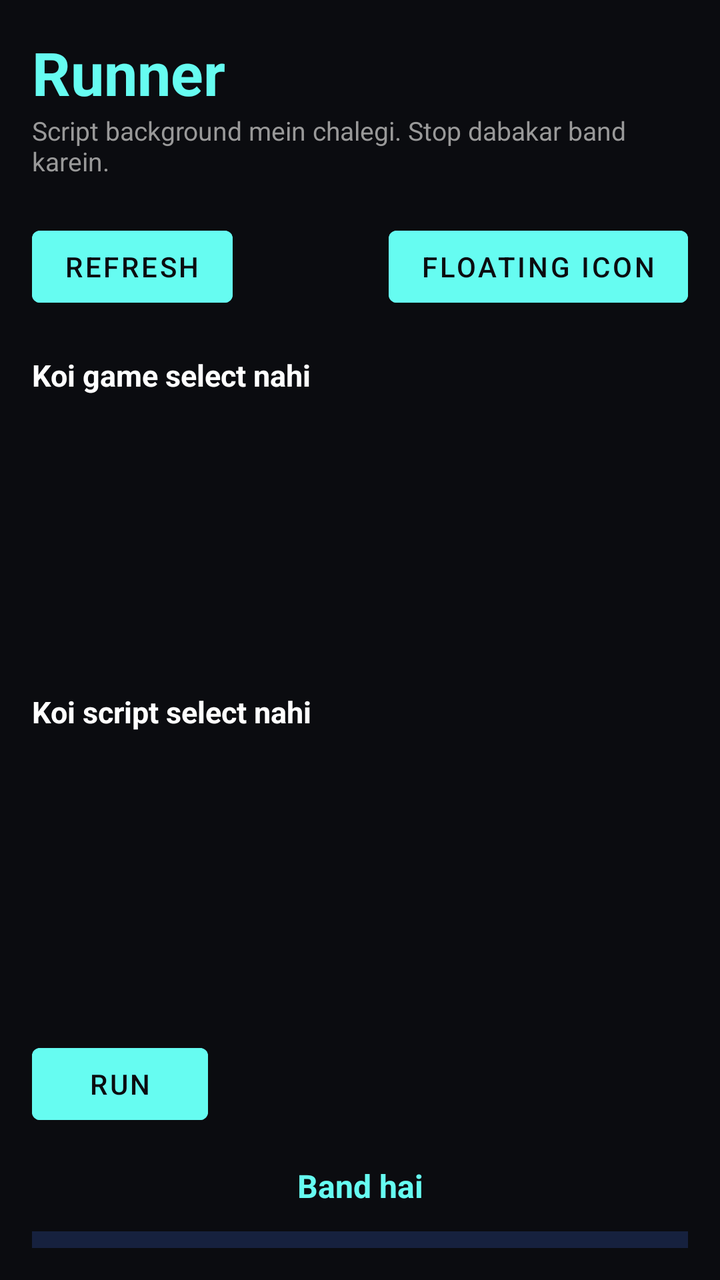
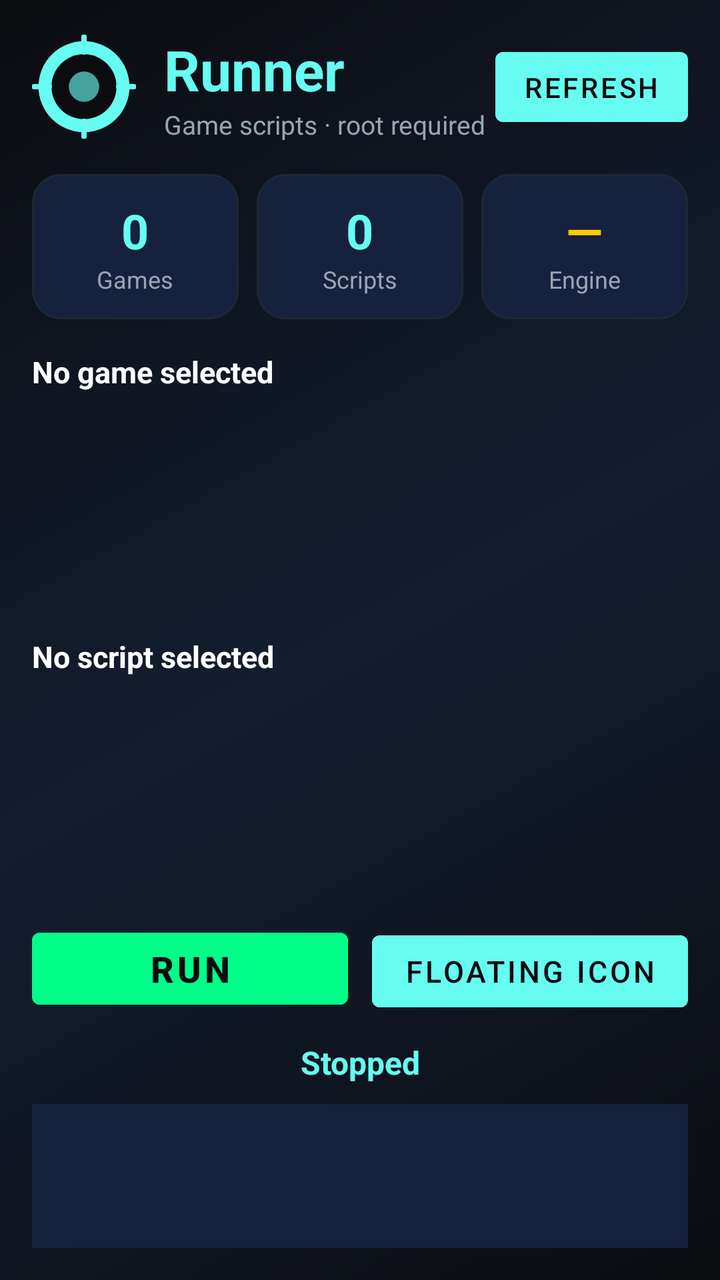

Before-and-after screenshots of an Android layout around one commit, followed by the original layout XML and the change that was made.
<!-- AndroidManifest.xml: application theme Theme.App -->
<!-- res/layout/activity_main.xml -->
<?xml version="1.0" encoding="utf-8"?>
<androidx.constraintlayout.widget.ConstraintLayout xmlns:android="http://schemas.android.com/apk/res/android"
    xmlns:app="http://schemas.android.com/apk/res-auto"
    android:layout_width="match_parent"
    android:layout_height="match_parent"
    android:padding="16dp">

    <TextView
        android:id="@+id/title"
        android:layout_width="wrap_content"
        android:layout_height="wrap_content"
        android:text="@string/app_name"
        android:textColor="#66fcf1"
        android:textSize="30sp"
        android:textStyle="bold"
        app:layout_constraintTop_toTopOf="parent"
        app:layout_constraintStart_toStartOf="parent" />

    <TextView
        android:id="@+id/subtitle"
        android:layout_width="wrap_content"
        android:layout_height="wrap_content"
        android:text="@string/background_note"
        android:textColor="#999999"
        android:textSize="13sp"
        app:layout_constraintTop_toBottomOf="@id/title"
        app:layout_constraintStart_toStartOf="parent" />

    <Button
        android:id="@+id/btn_refresh"
        android:layout_width="wrap_content"
        android:layout_height="wrap_content"
        android:text="@string/btn_refresh"
        android:textColor="#0b0c10"
        android:backgroundTint="#66fcf1"
        app:layout_constraintTop_toBottomOf="@id/subtitle"
        app:layout_constraintStart_toStartOf="parent"
        android:layout_marginTop="20dp" />

    <Button
        android:id="@+id/btn_start_floating"
        android:layout_width="wrap_content"
        android:layout_height="wrap_content"
        android:text="@string/btn_floating"
        android:textColor="#0b0c10"
        android:backgroundTint="#66fcf1"
        app:layout_constraintTop_toBottomOf="@id/subtitle"
        app:layout_constraintEnd_toEndOf="parent"
        android:layout_marginTop="20dp" />

    <TextView
        android:id="@+id/tv_selected_game"
        android:layout_width="wrap_content"
        android:layout_height="wrap_content"
        android:text="@string/no_game"
        android:textColor="#ffffff"
        android:textSize="15sp"
        android:textStyle="bold"
        app:layout_constraintTop_toBottomOf="@id/btn_refresh"
        app:layout_constraintStart_toStartOf="parent"
        android:layout_marginTop="20dp" />

    <ListView
        android:id="@+id/list_games"
        android:layout_width="0dp"
        android:layout_height="120dp"
        app:layout_constraintTop_toBottomOf="@id/tv_selected_game"
        app:layout_constraintStart_toStartOf="parent"
        app:layout_constraintEnd_toEndOf="parent"
        android:layout_marginTop="8dp" />

    <TextView
        android:id="@+id/tv_selected_script"
        android:layout_width="wrap_content"
        android:layout_height="wrap_content"
        android:text="@string/no_script"
        android:textColor="#ffffff"
        android:textSize="15sp"
        android:textStyle="bold"
        app:layout_constraintTop_toBottomOf="@id/list_games"
        app:layout_constraintStart_toStartOf="parent"
        android:layout_marginTop="20dp" />

    <ListView
        android:id="@+id/list_scripts"
        android:layout_width="0dp"
        android:layout_height="120dp"
        app:layout_constraintTop_toBottomOf="@id/tv_selected_script"
        app:layout_constraintStart_toStartOf="parent"
        app:layout_constraintEnd_toEndOf="parent"
        android:layout_marginTop="8dp" />

    <Button
        android:id="@+id/btn_run"
        android:layout_width="wrap_content"
        android:layout_height="wrap_content"
        android:text="@string/btn_run"
        android:textColor="#0b0c10"
        android:backgroundTint="#66fcf1"
        app:layout_constraintTop_toBottomOf="@id/list_scripts"
        app:layout_constraintStart_toStartOf="parent"
        android:layout_marginTop="24dp" />

    <TextView
        android:id="@+id/tv_status"
        android:layout_width="wrap_content"
        android:layout_height="wrap_content"
        android:text="@string/status_stopped"
        android:textColor="#66fcf1"
        android:textSize="16sp"
        android:textStyle="bold"
        app:layout_constraintTop_toBottomOf="@id/btn_run"
        app:layout_constraintStart_toStartOf="parent"
        app:layout_constraintEnd_toEndOf="parent"
        android:layout_marginTop="16dp" />

    <TextView
        android:id="@+id/log"
        android:layout_width="match_parent"
        android:layout_height="0dp"
        android:text=""
        android:textColor="#888888"
        android:textSize="12sp"
        android:fontFamily="monospace"
        android:scrollbars="vertical"
        app:layout_constraintTop_toBottomOf="@id/tv_status"
        app:layout_constraintStart_toStartOf="parent"
        app:layout_constraintEnd_toEndOf="parent"
        app:layout_constraintBottom_toBottomOf="parent"
        android:layout_marginTop="12dp"
        android:padding="8dp"
        android:background="#16213e" />

</androidx.constraintlayout.widget.ConstraintLayout>
<!-- resources referenced by this layout -->
<resources>
  <string name="app_name">Runner</string>
  <string name="background_note">Script background mein chalegi. Stop dabakar band karein.</string>
  <string name="btn_floating">Floating Icon</string>
  <string name="btn_refresh">Refresh</string>
  <string name="btn_run">Run</string>
  <string name="no_game">Koi game select nahi</string>
  <string name="no_script">Koi script select nahi</string>
  <string name="status_stopped">Band hai</string>
  <style name="Theme.App" parent="Theme.MaterialComponents.DayNight.NoActionBar">
          <item name="colorPrimary">#0b0c10</item>
          <item name="colorPrimaryVariant">#1f2833</item>
          <item name="colorSecondary">#66fcf1</item>
          <item name="android:statusBarColor">#0b0c10</item>
          <item name="android:windowBackground">#0b0c10</item>
      </style>
</resources>

<!-- the commit's change to res/layout/activity_main.xml (unified diff, before → after) -->
@@ -1,134 +1,250 @@
 <?xml version="1.0" encoding="utf-8"?>
-<androidx.constraintlayout.widget.ConstraintLayout xmlns:android="http://schemas.android.com/apk/res/android"
-    xmlns:app="http://schemas.android.com/apk/res-auto"
+<LinearLayout xmlns:android="http://schemas.android.com/apk/res/android"
     android:layout_width="match_parent"
     android:layout_height="match_parent"
+    android:orientation="vertical"
+    android:background="@drawable/bg_gradient"
     android:padding="16dp">
 
-    <TextView
-        android:id="@+id/title"
-        android:layout_width="wrap_content"
-        android:layout_height="wrap_content"
-        android:text="@string/app_name"
-        android:textColor="#66fcf1"
-        android:textSize="30sp"
-        android:textStyle="bold"
-        app:layout_constraintTop_toTopOf="parent"
-        app:layout_constraintStart_toStartOf="parent" />
-
-    <TextView
-        android:id="@+id/subtitle"
-        android:layout_width="wrap_content"
-        android:layout_height="wrap_content"
-        android:text="@string/background_note"
-        android:textColor="#999999"
-        android:textSize="13sp"
-        app:layout_constraintTop_toBottomOf="@id/title"
-        app:layout_constraintStart_toStartOf="parent" />
-
-    <Button
-        android:id="@+id/btn_refresh"
-        android:layout_width="wrap_content"
-        android:layout_height="wrap_content"
-        android:text="@string/btn_refresh"
-        android:textColor="#0b0c10"
-        android:backgroundTint="#66fcf1"
-        app:layout_constraintTop_toBottomOf="@id/subtitle"
-        app:layout_constraintStart_toStartOf="parent"
-        android:layout_marginTop="20dp" />
-
-    <Button
-        android:id="@+id/btn_start_floating"
-        android:layout_width="wrap_content"
-        android:layout_height="wrap_content"
-        android:text="@string/btn_floating"
-        android:textColor="#0b0c10"
-        android:backgroundTint="#66fcf1"
-        app:layout_constraintTop_toBottomOf="@id/subtitle"
-        app:layout_constraintEnd_toEndOf="parent"
-        android:layout_marginTop="20dp" />
-
+    
+    <LinearLayout
+        android:layout_width="match_parent"
+        android:layout_height="wrap_content"
+        android:orientation="horizontal"
+        android:gravity="center_vertical">
+
+        <ImageView
+            android:id="@+id/img_logo"
+            android:layout_width="52dp"
+            android:layout_height="52dp"
+            android:src="@drawable/ic_logo"
+            android:contentDescription="@string/app_name" />
+
+        <LinearLayout
+            android:layout_width="0dp"
+            android:layout_height="wrap_content"
+            android:layout_weight="1"
+            android:orientation="vertical"
+            android:layout_marginStart="14dp">
+
+            <TextView
+                android:layout_width="wrap_content"
+                android:layout_height="wrap_content"
+                android:text="@string/app_name"
+                android:textColor="@color/accent"
+                android:textSize="28sp"
+                android:textStyle="bold" />
+
+            <TextView
+                android:layout_width="wrap_content"
+                android:layout_height="wrap_content"
+                android:text="@string/subtitle"
+                android:textColor="@color/text_secondary"
+                android:textSize="13sp" />
+        </LinearLayout>
+
+        <Button
+            android:id="@+id/btn_refresh"
+            android:layout_width="wrap_content"
+            android:layout_height="wrap_content"
+            android:text="@string/btn_refresh"
+            android:textColor="@color/bg_dark"
+            android:backgroundTint="@color/accent"
+            android:minWidth="0dp"
+            android:minHeight="0dp"
+            android:paddingStart="14dp"
+            android:paddingEnd="14dp"
+            android:paddingTop="8dp"
+            android:paddingBottom="8dp" />
+    </LinearLayout>
+
+    
+    <LinearLayout
+        android:layout_width="match_parent"
+        android:layout_height="wrap_content"
+        android:orientation="horizontal"
+        android:layout_marginTop="16dp">
+
+        <LinearLayout
+            android:layout_width="0dp"
+            android:layout_height="wrap_content"
+            android:layout_weight="1"
+            android:orientation="vertical"
+            android:gravity="center"
+            android:background="@drawable/bg_card"
+            android:padding="12dp"
+            android:layout_marginEnd="6dp">
+
+            <TextView
+                android:id="@+id/tv_stat_games"
+                android:layout_width="wrap_content"
+                android:layout_height="wrap_content"
+                android:text="0"
+                android:textColor="@color/accent"
+                android:textSize="24sp"
+                android:textStyle="bold" />
+
+            <TextView
+                android:layout_width="wrap_content"
+                android:layout_height="wrap_content"
+                android:text="@string/stat_games"
+                android:textColor="@color/text_secondary"
+                android:textSize="12sp" />
+        </LinearLayout>
+
+        <LinearLayout
+            android:layout_width="0dp"
+            android:layout_height="wrap_content"
+            android:layout_weight="1"
+            android:orientation="vertical"
+            android:gravity="center"
+            android:background="@drawable/bg_card"
+            android:padding="12dp"
+            android:layout_marginStart="3dp"
+            android:layout_marginEnd="3dp">
+
+            <TextView
+                android:id="@+id/tv_stat_scripts"
+                android:layout_width="wrap_content"
+                android:layout_height="wrap_content"
+                android:text="0"
+                android:textColor="@color/accent"
+                android:textSize="24sp"
+                android:textStyle="bold" />
+
+            <TextView
+                android:layout_width="wrap_content"
+                android:layout_height="wrap_content"
+                android:text="@string/stat_scripts"
+                android:textColor="@color/text_secondary"
+                android:textSize="12sp" />
+        </LinearLayout>
+
+        <LinearLayout
+            android:layout_width="0dp"
+            android:layout_height="wrap_content"
+            android:layout_weight="1"
+            android:orientation="vertical"
+            android:gravity="center"
+            android:background="@drawable/bg_card"
+            android:padding="12dp"
+            android:layout_marginStart="6dp">
+
+            <TextView
+                android:id="@+id/tv_stat_status"
+                android:layout_width="wrap_content"
+                android:layout_height="wrap_content"
+                android:text="—"
+                android:textColor="@color/warning"
+                android:textSize="24sp"
+                android:textStyle="bold" />
+
+            <TextView
+                android:layout_width="wrap_content"
+                android:layout_height="wrap_content"
+                android:text="@string/stat_status"
+                android:textColor="@color/text_secondary"
+                android:textSize="12sp" />
+        </LinearLayout>
+    </LinearLayout>
+
+    
     <TextView
         android:id="@+id/tv_selected_game"
         android:layout_width="wrap_content"
         android:layout_height="wrap_content"
         android:text="@string/no_game"
-        android:textColor="#ffffff"
+        android:textColor="@color/text_primary"
         android:textSize="15sp"
         android:textStyle="bold"
-        app:layout_constraintTop_toBottomOf="@id/btn_refresh"
-        app:layout_constraintStart_toStartOf="parent"
-        android:layout_marginTop="20dp" />
+        android:layout_marginTop="16dp" />
 
     <ListView
         android:id="@+id/list_games"
-        android:layout_width="0dp"
-        android:layout_height="120dp"
-        app:layout_constraintTop_toBottomOf="@id/tv_selected_game"
-        app:layout_constraintStart_toStartOf="parent"
-        app:layout_constraintEnd_toEndOf="parent"
+        android:layout_width="match_parent"
+        android:layout_height="0dp"
+        android:layout_weight="1"
+        android:divider="@null"
+        android:dividerHeight="0dp"
+        android:listSelector="@android:color/transparent"
         android:layout_marginTop="8dp" />
 
+    
     <TextView
         android:id="@+id/tv_selected_script"
         android:layout_width="wrap_content"
         android:layout_height="wrap_content"
         android:text="@string/no_script"
-        android:textColor="#ffffff"
+        android:textColor="@color/text_primary"
         android:textSize="15sp"
         android:textStyle="bold"
-        app:layout_constraintTop_toBottomOf="@id/list_games"
-        app:layout_constraintStart_toStartOf="parent"
-        android:layout_marginTop="20dp" />
+        android:layout_marginTop="12dp" />
 
     <ListView
         android:id="@+id/list_scripts"
-        android:layout_width="0dp"
-        android:layout_height="120dp"
-        app:layout_constraintTop_toBottomOf="@id/tv_selected_script"
-        app:layout_constraintStart_toStartOf="parent"
-        app:layout_constraintEnd_toEndOf="parent"
+        android:layout_width="match_parent"
+        android:layout_height="0dp"
+        android:layout_weight="1"
+        android:divider="@null"
+        android:dividerHeight="0dp"
+        android:listSelector="@android:color/transparent"
         android:layout_marginTop="8dp" />
 
-    <Button
-        android:id="@+id/btn_run"
-        android:layout_width="wrap_content"
-        android:layout_height="wrap_content"
-        android:text="@string/btn_run"
-        android:textColor="#0b0c10"
-        android:backgroundTint="#66fcf1"
-        app:layout_constraintTop_toBottomOf="@id/list_scripts"
-        app:layout_constraintStart_toStartOf="parent"
-        android:layout_marginTop="24dp" />
-
+    
+    <LinearLayout
+        android:layout_width="match_parent"
+        android:layout_height="wrap_content"
+        android:orientation="horizontal"
+        android:layout_marginTop="12dp">
+
+        <Button
+            android:id="@+id/btn_run"
+            android:layout_width="0dp"
+            android:layout_height="wrap_content"
+            android:layout_weight="1"
+            android:text="@string/btn_run"
+            android:textColor="@color/bg_dark"
+            android:backgroundTint="@color/success"
+            android:textSize="18sp"
+            android:textStyle="bold"
+            android:layout_marginEnd="6dp" />
+
+        <Button
+            android:id="@+id/btn_start_floating"
+            android:layout_width="0dp"
+            android:layout_height="wrap_content"
+            android:layout_weight="1"
+            android:text="@string/btn_floating"
+            android:textColor="@color/bg_dark"
+            android:backgroundTint="@color/accent"
+            android:textSize="15sp"
+            android:layout_marginStart="6dp" />
+    </LinearLayout>
+
+    
     <TextView
         android:id="@+id/tv_status"
-        android:layout_width="wrap_content"
+        android:layout_width="match_parent"
         android:layout_height="wrap_content"
         android:text="@string/status_stopped"
-        android:textColor="#66fcf1"
+        android:textColor="@color/accent"
         android:textSize="16sp"
         android:textStyle="bold"
-        app:layout_constraintTop_toBottomOf="@id/btn_run"
-        app:layout_constraintStart_toStartOf="parent"
-        app:layout_constraintEnd_toEndOf="parent"
-        android:layout_marginTop="16dp" />
-
+        android:gravity="center"
+        android:layout_marginTop="12dp" />
+
+    
     <TextView
         android:id="@+id/log"
         android:layout_width="match_parent"
-        android:layout_height="0dp"
+        android:layout_height="72dp"
         android:text=""
-        android:textColor="#888888"
-        android:textSize="12sp"
+        android:textColor="@color/text_secondary"
+        android:textSize="11sp"
         android:fontFamily="monospace"
         android:scrollbars="vertical"
-        app:layout_constraintTop_toBottomOf="@id/tv_status"
-        app:layout_constraintStart_toStartOf="parent"
-        app:layout_constraintEnd_toEndOf="parent"
-        app:layout_constraintBottom_toBottomOf="parent"
-        android:layout_marginTop="12dp"
         android:padding="8dp"
-        android:background="#16213e" />
-
-</androidx.constraintlayout.widget.ConstraintLayout>
+        android:background="@color/bg_card"
+        android:layout_marginTop="10dp" />
+
+</LinearLayout>
<!-- resource entries referenced after the edit -->
@@ -1,19 +1,79 @@
 <!-- resources referenced by this layout -->
 <resources>
+  <color name="accent">#66fcf1</color>
+  <color name="bg_card">#16213e</color>
+  <color name="bg_dark">#0b0c10</color>
+  <color name="success">#00ff88</color>
+  <color name="text_primary">#ffffff</color>
+  <color name="text_secondary">#9aa5b1</color>
+  <color name="warning">#ffcc00</color>
+  <!-- drawable bg_card (drawable) -->
+  <?xml version="1.0" encoding="utf-8"?>
+  <shape xmlns:android="http://schemas.android.com/apk/res/android"
+      android:shape="rectangle">
+      <solid android:color="@color/bg_card" />
+      <corners android:radius="14dp" />
+      <stroke android:width="1dp" android:color="@color/bg_panel" />
+  </shape>
+  <!-- drawable bg_gradient (drawable) -->
+  <?xml version="1.0" encoding="utf-8"?>
+  <shape xmlns:android="http://schemas.android.com/apk/res/android"
+      android:shape="rectangle">
+      <gradient
+          android:angle="135"
+          android:startColor="#0b0c10"
+          android:centerColor="#141e30"
+          android:endColor="#0b0c10" />
+  </shape>
+  <!-- drawable ic_logo (drawable) -->
+  <?xml version="1.0" encoding="utf-8"?>
+  <vector xmlns:android="http://schemas.android.com/apk/res/android"
+      android:width="96dp"
+      android:height="96dp"
+      android:viewportWidth="96"
+      android:viewportHeight="96">
+      
+      <path
+          android:fillColor="#66fcf1"
+          android:pathData="M48,6 A42,42 0 1,0 48,90 A42,42 0 1,0 48,6 Z" />
+      
+      <path
+          android:fillColor="#0b0c10"
+          android:pathData="M48,18 A30,30 0 1,0 48,78 A30,30 0 1,0 48,18 Z" />
+      
+      <path
+          android:fillColor="#45a29e"
+          android:pathData="M48,34 A14,14 0 1,0 48,62 A14,14 0 1,0 48,34 Z" />
+      
+      <path
+          android:strokeColor="#66fcf1"
+          android:strokeWidth="5"
+          android:strokeLineCap="round"
+          android:pathData="M48,2 L48,16 M48,80 L48,94 M2,48 L16,48 M80,48 L94,48" />
+  </vector>
   <string name="app_name">Runner</string>
-  <string name="background_note">Script background mein chalegi. Stop dabakar band karein.</string>
   <string name="btn_floating">Floating Icon</string>
   <string name="btn_refresh">Refresh</string>
   <string name="btn_run">Run</string>
-  <string name="no_game">Koi game select nahi</string>
-  <string name="no_script">Koi script select nahi</string>
-  <string name="status_stopped">Band hai</string>
+  <string name="no_game">No game selected</string>
+  <string name="no_script">No script selected</string>
+  <string name="stat_games">Games</string>
+  <string name="stat_scripts">Scripts</string>
+  <string name="stat_status">Engine</string>
+  <string name="status_stopped">Stopped</string>
+  <string name="subtitle">Game scripts · root required</string>
   <style name="Theme.App" parent="Theme.MaterialComponents.DayNight.NoActionBar">
-          <item name="colorPrimary">#0b0c10</item>
-          <item name="colorPrimaryVariant">#1f2833</item>
-          <item name="colorSecondary">#66fcf1</item>
-          <item name="android:statusBarColor">#0b0c10</item>
-          <item name="android:windowBackground">#0b0c10</item>
+          <item name="colorPrimary">@color/bg_dark</item>
+          <item name="colorPrimaryVariant">@color/bg_panel</item>
+          <item name="colorSecondary">@color/accent</item>
+          <item name="colorOnPrimary">@color/text_primary</item>
+          <item name="colorOnSecondary">@color/bg_dark</item>
+          <item name="android:statusBarColor">@color/bg_dark</item>
+          <item name="android:navigationBarColor">@color/bg_dark</item>
+          <item name="android:windowBackground">@color/bg_dark</item>
+          <item name="android:textColorPrimary">@color/text_primary</item>
+          <item name="android:textColorSecondary">@color/text_secondary</item>
       </style>
+  <color name="bg_panel">#1f2833</color>
 </resources>
 
